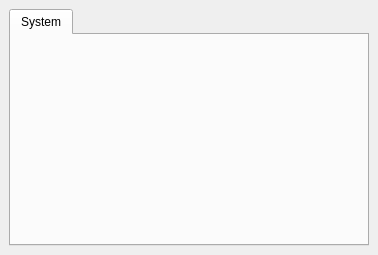
Qt form src/gui/ui/dockwidget.ui (pblottiere/snail) before a commit.
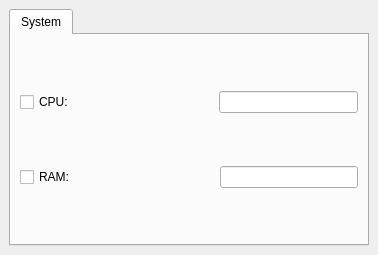
The same form after that commit.

```diff
--- a/src/gui/ui/dockwidget.ui
+++ b/src/gui/ui/dockwidget.ui
@@ -24,7 +24,62 @@
        <attribute name="title">
         <string>System</string>
        </attribute>
-       <layout class="QVBoxLayout" name="verticalLayout_2"/>
+       <layout class="QVBoxLayout" name="verticalLayout_2">
+        <item>
+         <layout class="QHBoxLayout" name="horizontalLayout">
+          <item>
+           <widget class="QCheckBox" name="checkBox">
+            <property name="text">
+             <string>CPU:</string>
+            </property>
+           </widget>
+          </item>
+          <item>
+           <spacer name="horizontalSpacer">
+            <property name="orientation">
+             <enum>Qt::Horizontal</enum>
+            </property>
+            <property name="sizeHint" stdset="0">
+             <size>
+              <width>40</width>
+              <height>20</height>
+             </size>
+            </property>
+           </spacer>
+          </item>
+          <item>
+           <widget class="QLineEdit" name="lineEdit_2"/>
+          </item>
+         </layout>
+        </item>
+        <item>
+         <layout class="QHBoxLayout" name="horizontalLayout_2">
+          <item>
+           <widget class="QCheckBox" name="checkBox_2">
+            <property name="text">
+             <string>RAM:</string>
+            </property>
+           </widget>
+          </item>
+          <item>
+           <spacer name="horizontalSpacer_2">
+            <property name="orientation">
+             <enum>Qt::Horizontal</enum>
+            </property>
+            <property name="sizeHint" stdset="0">
+             <size>
+              <width>40</width>
+              <height>20</height>
+             </size>
+            </property>
+           </spacer>
+          </item>
+          <item>
+           <widget class="QLineEdit" name="lineEdit"/>
+          </item>
+         </layout>
+        </item>
+       </layout>
       </widget>
      </widget>
     </item>
```
